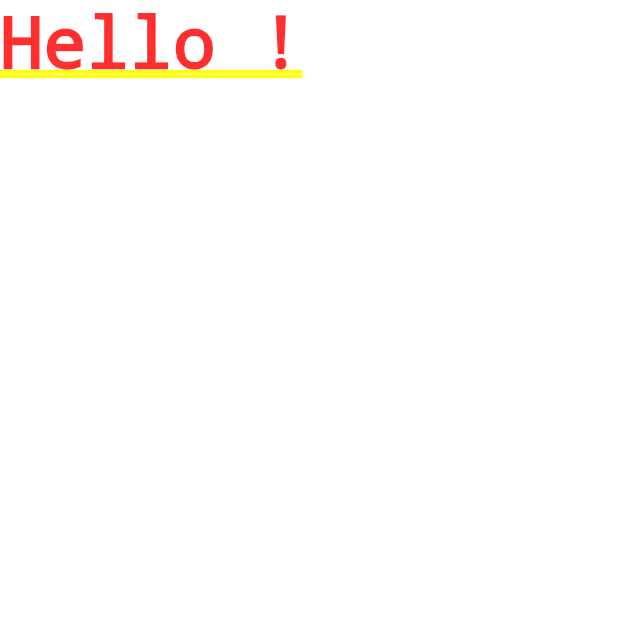
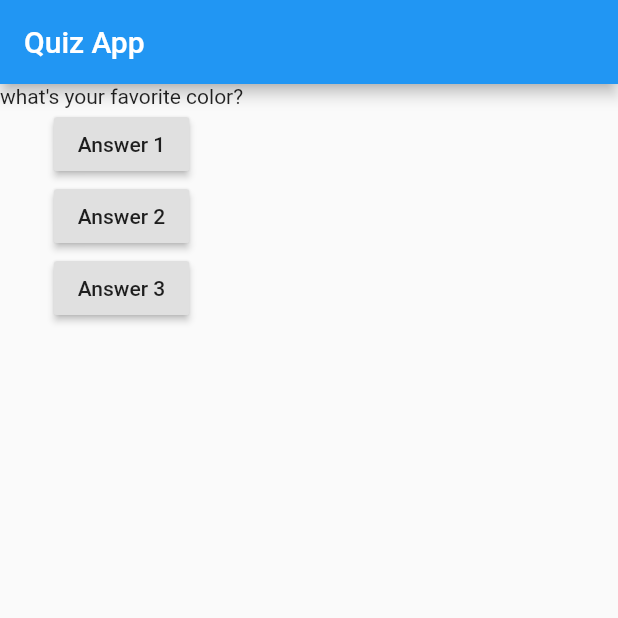
Before and after one commit to jithinvarghese/flutter_complete_guide, a Flutter app: the screen it shows after launch, on a phone screen of 412 x 824 dp, the top half of it. Run offline on Flutter 3.47's test engine with Material 2 defaults, Android fonts, the phone set to English and light mode, and no system bars.

```diff
--- a/lib/main.dart
+++ b/lib/main.dart
@@ -4,10 +4,53 @@ void main() {
   runApp(MyApp());
 }
 
-class MyApp extends StatelessWidget {
+class MyApp extends StatefulWidget {
+  @override
+  State<StatefulWidget> createState() {
+    // TODO: implement createState
+    return MyAppState();
+  }
+}
+
+class MyAppState extends State<MyApp> {
+  var questionindex = 0;
+
+  void answerQuestion() {
+    setState(() {
+      questionindex = questionindex + 1;
+    });
+    print(questionindex);
+  }
+
+  @override
   Widget build(BuildContext context) {
+    var questions = [
+      "what's your favorite color?",
+      "whats's your favorite animal?"
+    ];
     return MaterialApp(
-      home: Text("Hello !"),
+      home: Scaffold(
+        appBar: AppBar(
+          title: Text("Quiz App"),
+        ),
+        body: Column(
+          children: [
+            Text(questions.elementAt(questionindex)),
+            RaisedButton(
+              child: Text("Answer 1"),
+              onPressed: answerQuestion,
+            ),
+            RaisedButton(
+              child: Text("Answer 2"),
+              onPressed: answerQuestion,
+            ),
+            RaisedButton(
+              child: Text("Answer 3"),
+              onPressed: answerQuestion,
+            )
+          ],
+        ),
+      ),
     );
   }
 }
```
